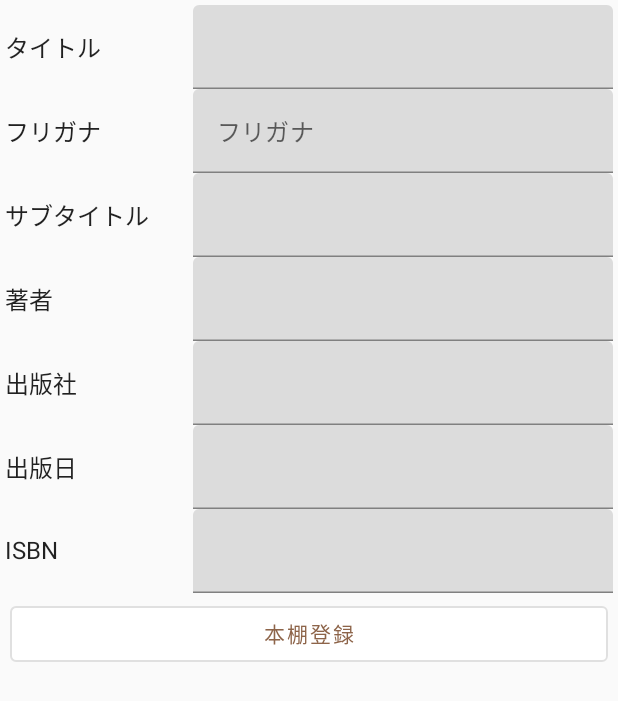
After one commit to riko111/BookshelfSharing, an Android app built with Jetpack Compose: the BookInfoInputScreen screen opened through its navigation route, on a phone screen of 412 x 824 dp. The commit adds this screen. Shown: the top 701 px of the screen. Run offline under Robolectric (Android 15) with nearby library versions, the phone set to English and light mode, and no system bars; our stand-ins replace Firebase (no records; nobody signed in at launch, a user with empty details on screens opened directly), Timber; pictures from the network do not load; 2 statements that could not run were skipped.

Commit message:
手動登録

```diff
--- a/app/src/main/java/com/isoffice/bookshelfsharing/MainActivity.kt
+++ b/app/src/main/java/com/isoffice/bookshelfsharing/MainActivity.kt
@@ -79,8 +79,7 @@ class MainActivity : ComponentActivity() {
                     }
                     composable("main"){ //メイン画面（本棚の書籍一覧）
                         MainScreen(
-                            { viewModel.navController!!.navigate("barcode") },
-                            {viewModel.navController!!.navigate("bookDetail/$it")},
+                            viewModel.navController!!,
                             booksViewModel,
                             scrollViewModel
                         )
@@ -103,6 +102,12 @@ class MainActivity : ComponentActivity() {
                             BookDetailScreen(key = key, bookDao = bookDao,
                                 viewModel = viewModel)
                         }
+                    }
+                    composable("inputISBN"){    //ISBN手入力画面
+                        ISBNCodeInputScreen { viewModel.navController!!.navigate("book/$it") }
+                    }
+                    composable("inputBook"){
+                        BookInfoInputScreen(viewModel.navController!!,viewModel.currentUser!!,bookViewModel)
                     }
                 }
             }
--- a/app/src/main/java/com/isoffice/bookshelfsharing/ui/BookContentScreen.kt
+++ b/app/src/main/java/com/isoffice/bookshelfsharing/ui/BookContentScreen.kt
@@ -154,7 +154,7 @@ private fun BookContent(
 }
 
 @Composable
-fun RegisteredAlert(item: OpenBD,
+private fun RegisteredAlert(item: OpenBD,
                     user: FirebaseUser,
                     onRegisterBook:(book:Book) ->Unit,
                     context: Context
--- /dev/null
+++ b/app/src/main/java/com/isoffice/bookshelfsharing/ui/BookInfoInputScreen.kt
@@ -0,0 +1,176 @@
+package com.isoffice.bookshelfsharing.ui
+
+import android.content.Context
+import androidx.compose.foundation.layout.*
+import androidx.compose.foundation.text.KeyboardOptions
+import androidx.compose.material.*
+import androidx.compose.runtime.*
+import androidx.compose.ui.Alignment
+import androidx.compose.ui.Modifier
+import androidx.compose.ui.text.input.KeyboardType
+import androidx.compose.ui.unit.dp
+import androidx.navigation.NavHostController
+import com.google.firebase.auth.FirebaseUser
+import com.isoffice.bookshelfsharing.model.Book
+import com.isoffice.bookshelfsharing.model.OpenBD
+import com.isoffice.bookshelfsharing.ui.viewModel.BookViewModel
+
+@Composable
+fun BookInfoInputScreen(
+    navController:NavHostController,
+    user: FirebaseUser,
+    bookViewModel: BookViewModel
+){
+    var title by remember { mutableStateOf("")}
+    var furigana by remember { mutableStateOf("")}
+    var author by remember { mutableStateOf("")}
+    var subtitle by remember { mutableStateOf("")}
+    var publisher by remember { mutableStateOf("")}
+    var publishedDate by remember { mutableStateOf("")}
+    var isbn by remember { mutableStateOf("")}
+    var showDialog by remember { mutableStateOf(false) }
+
+    Column(
+        modifier = Modifier.padding(3.dp),
+    ) {
+        Row(
+            modifier = Modifier.fillMaxWidth()
+        ) {
+            Text(
+                text = "タイトル",
+                modifier = Modifier
+                    .align(Alignment.CenterVertically)
+                    .weight(0.08f)
+            )
+            TextField(value = title, onValueChange = {title = it}, keyboardOptions = KeyboardOptions(keyboardType = KeyboardType.Text))
+        }
+        Row(
+            modifier = Modifier.fillMaxWidth()
+        ) {
+            Text(
+                text = "フリガナ",
+                modifier = Modifier
+                    .align(Alignment.CenterVertically)
+                    .weight(0.08f)
+            )
+            TextField(
+                value = furigana, onValueChange = {furigana = it},
+                placeholder = { Text(text = "フリガナ") },
+                keyboardOptions = KeyboardOptions(keyboardType = KeyboardType.Text)
+            )
+        }
+        Row(
+            modifier = Modifier.fillMaxWidth()
+        ) {
+            Text(
+                text = "サブタイトル",
+                modifier = Modifier
+                    .align(Alignment.CenterVertically)
+                    .weight(0.08f)
+            )
+            TextField(value = subtitle, onValueChange = {subtitle = it}, keyboardOptions = KeyboardOptions(keyboardType = KeyboardType.Text))
+        }
+        Row(
+            modifier = Modifier.fillMaxWidth()
+        ) {
+            Text(
+                text = "著者",
+                modifier = Modifier
+                    .align(Alignment.CenterVertically)
+                    .weight(0.08f)
+            )
+            TextField(value = author, onValueChange = {author = it}, keyboardOptions = KeyboardOptions(keyboardType = KeyboardType.Text))
+        }
+        Row(
+            modifier = Modifier.fillMaxWidth()
+        ) {
+            Text(
+                text = "出版社",
+                modifier = Modifier
+                    .align(Alignment.CenterVertically)
+                    .weight(0.08f)
+            )
+            TextField(value = publisher, onValueChange = {publisher = it}, keyboardOptions = KeyboardOptions(keyboardType = KeyboardType.Text))
+        }
+        Row(
+            modifier = Modifier.fillMaxWidth()
+        ) {
+            Text(
+                text = "出版日",
+                modifier = Modifier
+                    .align(Alignment.CenterVertically)
+                    .weight(0.08f)
+            )
+            TextField(value = publishedDate, onValueChange = {publishedDate = it}, keyboardOptions = KeyboardOptions(keyboardType = KeyboardType.Number))
+        }
+        Row(
+            modifier = Modifier.fillMaxWidth()
+        ) {
+            Text(
+                text = "ISBN",
+                modifier = Modifier
+                    .align(Alignment.CenterVertically)
+                    .weight(0.08f)
+            )
+            TextField(value = isbn, onValueChange = {isbn = it}, keyboardOptions = KeyboardOptions(keyboardType = KeyboardType.Number))
+        }
+        OutlinedButton(
+            onClick = { showDialog = true  },
+            modifier = Modifier
+                .fillMaxWidth()
+                .padding(3.dp)
+        ) {
+            Text(text = "本棚登録", Modifier)
+        }
+    }
+    if(showDialog){
+        val book = Book(
+            title = title,
+            author = author,
+            subtitle = subtitle,
+            publisher = publisher,
+            publishedDate = publishedDate,
+            isbn = isbn,
+            ownerId = user.email,
+            ownerIcon = user.photoUrl.toString()
+        )
+
+        RegisteredAlert(book, { bookViewModel.addBook(it) }, {navController.navigate("main")})
+    }
+}
+
+
+
+
+@Composable
+private fun RegisteredAlert(book: Book, onRegisterBook:(book:Book) ->Unit, onNavigateToMain:()->Unit){
+    val openDialog = remember{ mutableStateOf(true) }
+    if(openDialog.value){
+        AlertDialog(
+            onDismissRequest = { openDialog.value = false },
+            title = {
+                Text(text = "「${book.title}」を本棚に入れますか？")
+            },
+            confirmButton = {
+                TextButton(onClick = {
+                    openDialog.value = false
+                    registerBook(book, onRegisterBook,onNavigateToMain)
+                }) {
+                    Text("はい")
+                }
+            },
+            dismissButton = {
+                TextButton(onClick = {
+                    openDialog.value = false
+                }) {
+                    Text("いいえ")
+                }
+            }
+        )
+    }
+}
+
+private fun registerBook(book:Book, onRegisterBook: (book: Book) -> Unit,onNavigateToMain: () -> Unit){
+    onRegisterBook(book)
+    onNavigateToMain()
+}
--- a/app/src/main/java/com/isoffice/bookshelfsharing/ui/MainScreen.kt
+++ b/app/src/main/java/com/isoffice/bookshelfsharing/ui/MainScreen.kt
@@ -33,6 +33,7 @@ import androidx.compose.ui.text.input.KeyboardCapitalization
 import androidx.compose.ui.text.input.KeyboardType
 import androidx.compose.ui.unit.Dp
 import androidx.compose.ui.unit.dp
+import androidx.navigation.NavHostController
 import coil.compose.rememberAsyncImagePainter
 import com.isoffice.bookshelfsharing.R
 import com.isoffice.bookshelfsharing.dao.BookDao
@@ -56,8 +57,7 @@ import java.lang.IllegalStateException
 
 @Composable
 fun MainScreen(
-    onNavigateToBarcode: () -> Unit,
-    onNavigateToDetail:(str:String)->Unit,
+    navController:NavHostController,
     booksViewModel: BooksViewModel,
     scrollViewModel: ScrollViewModel
 ) {
@@ -65,11 +65,13 @@ fun MainScreen(
     booksViewModel.getAllBooksList()
     MainScreen(
         state,
-        onNavigateToBarcode,
-        onNavigateToDetail,
+        { navController.navigate("barcode") },
+        { navController.navigate("bookDetail/$it")},
         { booksViewModel.searchTitle(it)},
         { booksViewModel.deleteBook(it) },
         { scrollViewModel.setScrollIndex(it)},
+        { navController.navigate("inputISBN")},
+        { navController.navigate("inputBook")},
         scrollViewModel.state.collectAsState().value.scrollIndex
     )
 }
@@ -82,6 +84,8 @@ fun MainScreen(
     onSearchTitle:(title:String) -> Unit,
     onClickDelete:(key:String)->Unit,
     setScrollIndex:(index:Int)->Unit,
+    onNavigateToInputCode:() -> Unit,
+    onNavigateToInputBook:() -> Unit,
     index:Int
 ) {
 
@@ -96,7 +100,10 @@ fun MainScreen(
                     .height(40.dp)
                     .background(colorResource(id = R.color.brown_1)))
                 Spacer(modifier = Modifier.height(20.dp))
-                TextButton(onClick = {  }) {
+                TextButton(onClick =  onNavigateToInputCode ) {
+                    Text(text="ISBN手入力検索")
+                }
+                TextButton(onClick = onNavigateToInputBook) {
                     Text(text="手動本棚登録")
                 }
             }
```
Also changed, not shown: app/src/main/java/com/isoffice/bookshelfsharing/model/BookHttp.kt (+5 -3 lines), app/src/main/java/com/isoffice/bookshelfsharing/ui/BookDetailScreen.kt (+9 -5 lines), app/src/main/java/com/isoffice/bookshelfsharing/ui/ISBNCodeInputScreen.kt (added, +56 -0 lines).
